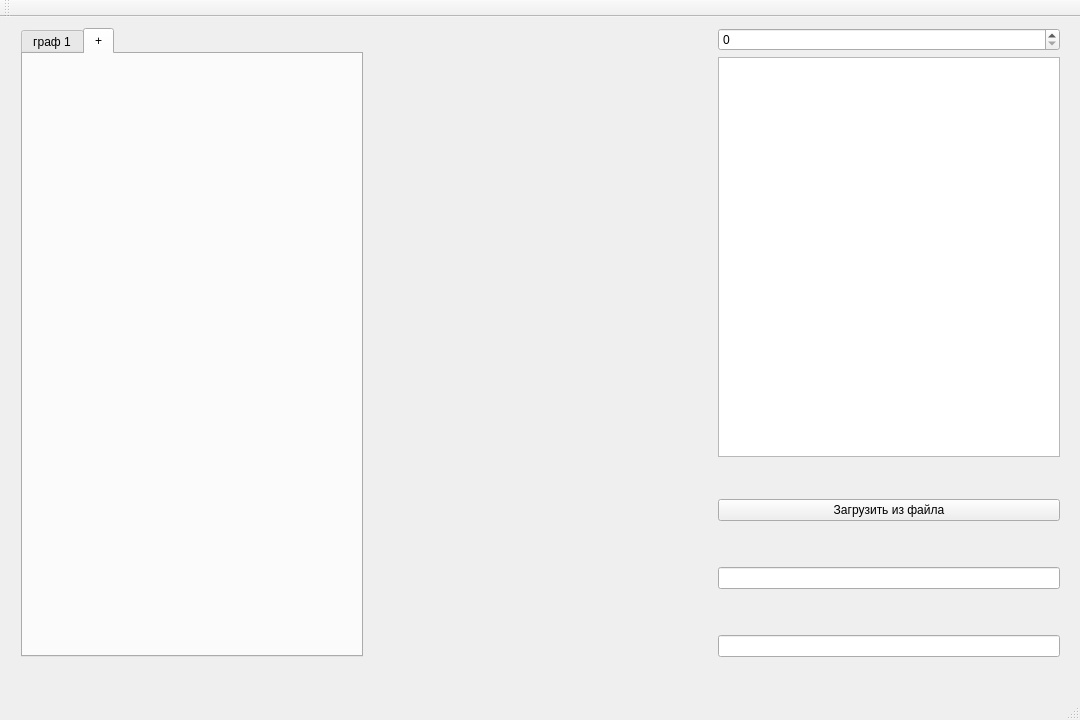
Above: mainwindow.ui from tagolder/graph_tagolder before the change. Below: the same form after it.
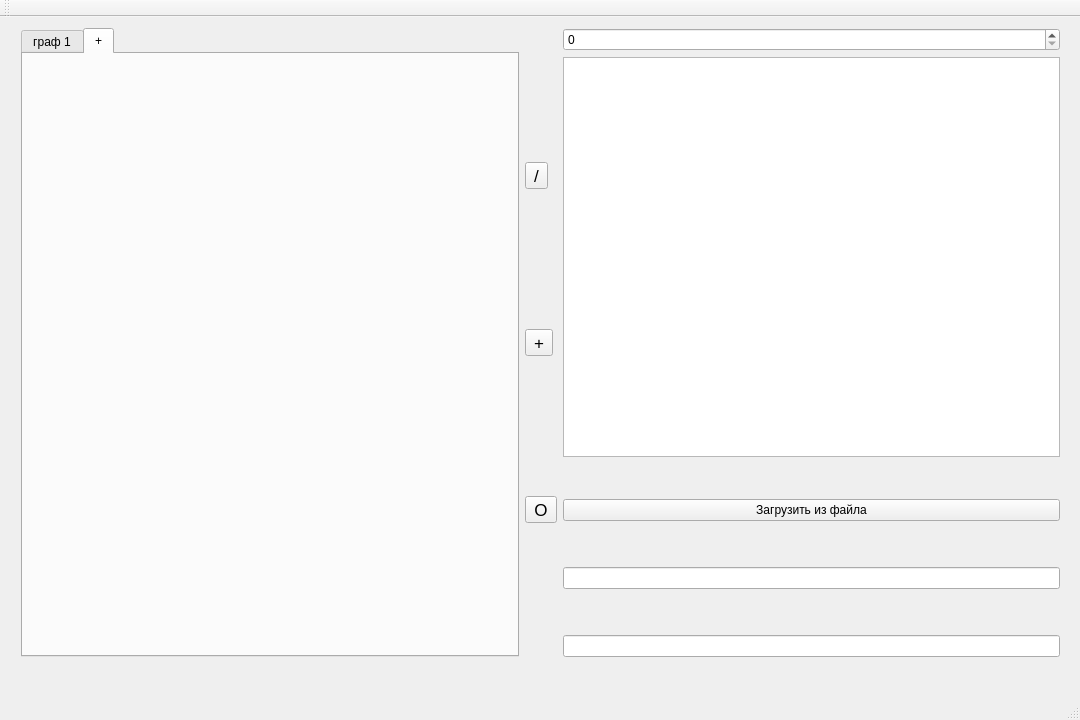
That is the form after the change. Custom widgets are drawn as their Qt base class.

Patch:
```diff
--- a/mainwindow.ui
+++ b/mainwindow.ui
@@ -42,14 +42,44 @@
       </widget>
      </item>
      <item>
-      <widget class="DrawGraphWidget" name="widget" native="true">
-       <property name="sizePolicy">
-        <sizepolicy hsizetype="Expanding" vsizetype="Preferred">
-         <horstretch>0</horstretch>
-         <verstretch>0</verstretch>
-        </sizepolicy>
-       </property>
-      </widget>
+      <layout class="QVBoxLayout" name="verticalLayout">
+       <item>
+        <widget class="QToolButton" name="edgeButtonTask">
+         <property name="font">
+          <font>
+           <pointsize>13</pointsize>
+          </font>
+         </property>
+         <property name="text">
+          <string>/</string>
+         </property>
+        </widget>
+       </item>
+       <item>
+        <widget class="QToolButton" name="toolButton">
+         <property name="font">
+          <font>
+           <pointsize>13</pointsize>
+          </font>
+         </property>
+         <property name="text">
+          <string>+</string>
+         </property>
+        </widget>
+       </item>
+       <item>
+        <widget class="QToolButton" name="vertexButtonTask">
+         <property name="font">
+          <font>
+           <pointsize>13</pointsize>
+          </font>
+         </property>
+         <property name="text">
+          <string>O</string>
+         </property>
+        </widget>
+       </item>
+      </layout>
      </item>
      <item>
       <layout class="QVBoxLayout" name="verticalLayout_2">
```
